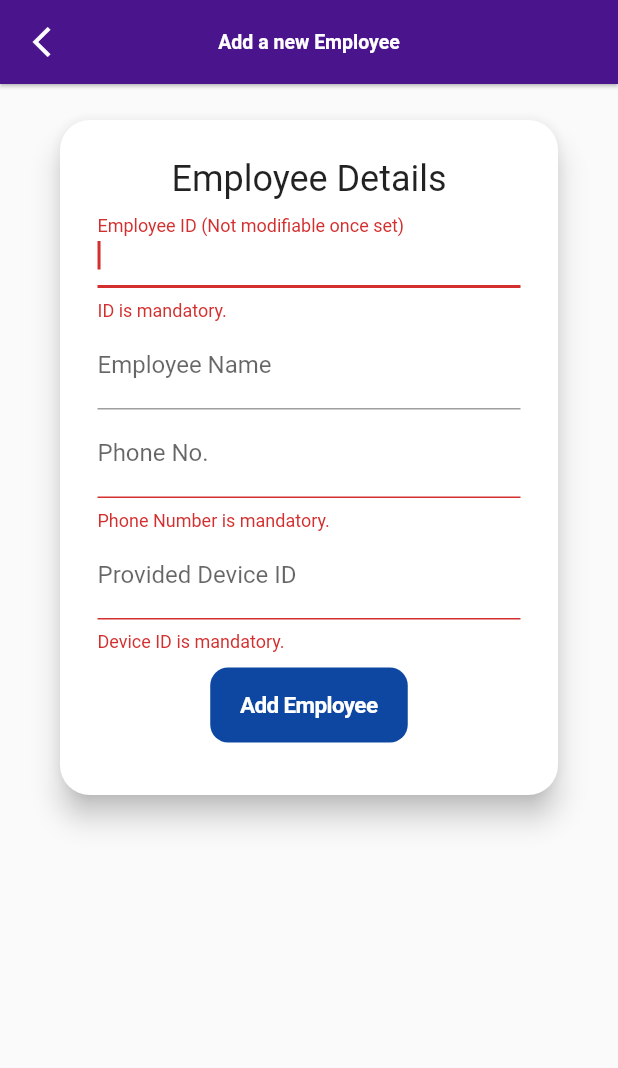
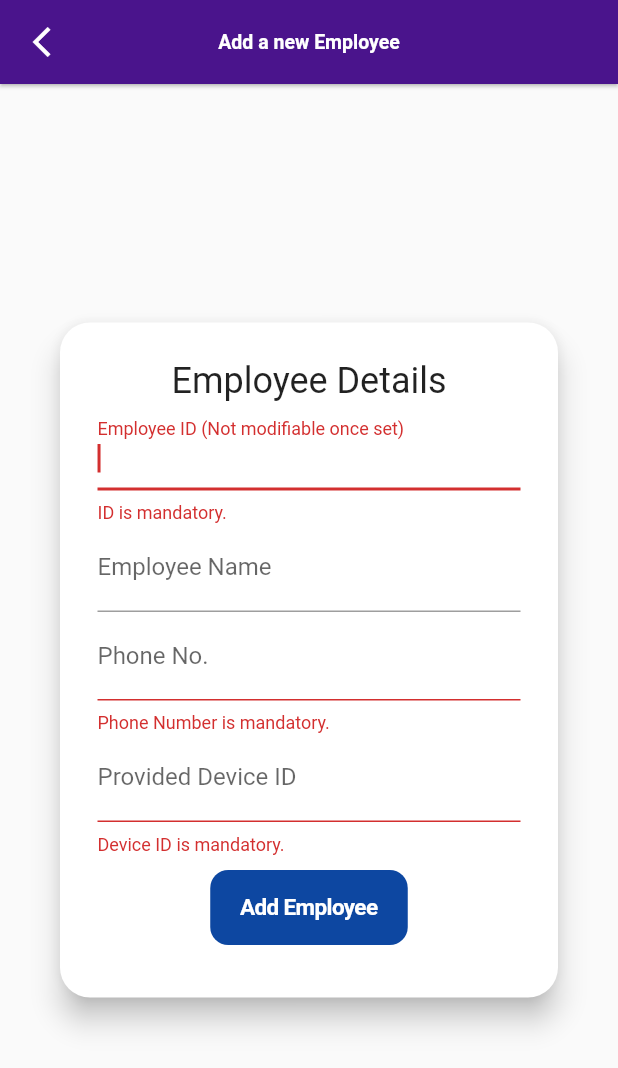
Before and after one commit to Dhi13man/SafeSyncIoT, a Flutter app: the EmployeeAdd screen opened directly, on a phone screen of 412 x 824 dp. Shown: the top 1068 px of the screen. Run offline on Flutter 3.47's test engine with Material 2 defaults, Android fonts, the phone set to English and light mode, and no system bars; our stand-ins replace bloc, flutter_bloc, moor, page_transition, simple_animations, sqflite and 1 more; missing offline and left inert: moor2csv, undo; accounts and stored records are empty; generated files the repository leaves out were written again; statements that could not run were skipped.

Commit message:
Ui last changes for a while (might need to handle null safety next haha)

```diff
--- a/lib/Backend/constants.dart
+++ b/lib/Backend/constants.dart
@@ -37,11 +37,11 @@ class ImportantConstants {
       );
 
   Plasma withBackgroundPlasma({Widget child}) => Plasma(
-        particles: 18,
+        particles: 20,
         foregroundColor: importantConstants.bgGradBegin,
         backgroundColor: importantConstants.bgGradMid,
-        size: 0.6,
-        speed: 4.76,
+        size: 0.5,
+        speed: 3.76,
         offset: 0.00,
         blendMode: BlendMode.color,
         child: child,
--- a/lib/UI/employeeManage/components/employeeAdd.dart
+++ b/lib/UI/employeeManage/components/employeeAdd.dart
@@ -235,9 +235,11 @@ class EmployeeAdd extends StatelessWidget {
         ),
       ),
       body: importantConstants.withBackgroundPlasma(
-        child: SingleChildScrollView(
-          scrollDirection: Axis.vertical,
-          child: EmployeeForm(employee: employee),
+        child: Center(
+          child: SingleChildScrollView(
+            scrollDirection: Axis.vertical,
+            child: EmployeeForm(employee: employee),
+          ),
         ),
       ),
     );
```
Also changed, not shown: pubspec.lock, 1 other file.
